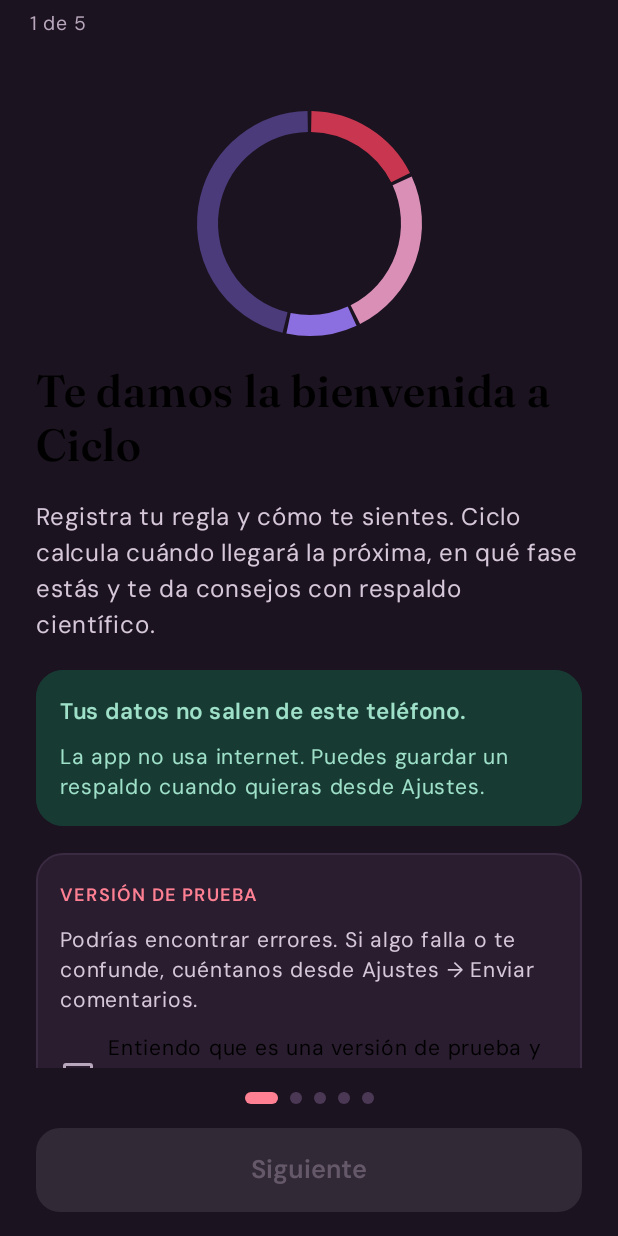
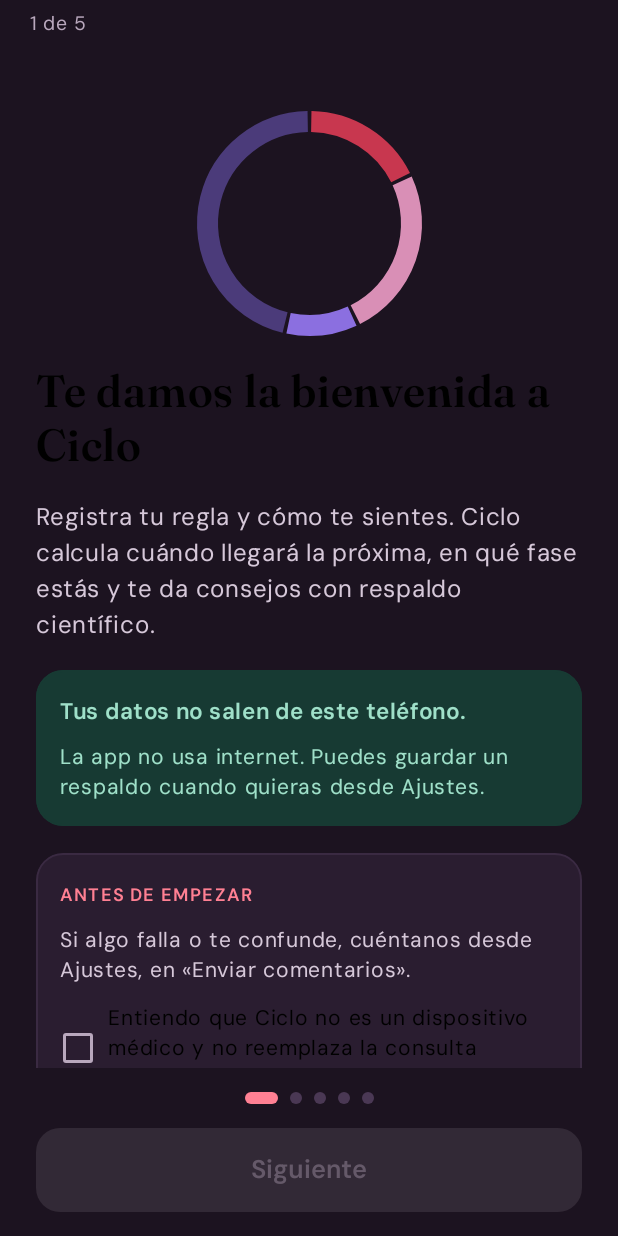
Before and after one commit to lotuslatte/ciclo-app, an Android app built with Jetpack Compose: the screen it shows after launch (MainActivity), on a phone screen of 412 x 824 dp. Run offline under Robolectric (Android 15) with nearby library versions, the phone set to English and light mode, and no system bars; 1 statement that could not run was skipped.

Commit message:
Drop the beta wording for 1.4 and add a dedication

```diff
--- a/app/src/main/java/pe/favio/ciclo/BetaSupport.kt
+++ b/app/src/main/java/pe/favio/ciclo/BetaSupport.kt
@@ -41,7 +41,7 @@ object BetaSupport {
     fun feedbackIntent(): Intent = share(
         "Comentarios sobre Ciclo",
         """
-        Comentarios sobre Ciclo (versión de prueba)
+        Comentarios sobre Ciclo
         $deviceLine
 
         1. ¿Qué te gustó?
--- a/app/src/main/java/pe/favio/ciclo/MainActivity.kt
+++ b/app/src/main/java/pe/favio/ciclo/MainActivity.kt
@@ -1,3 +1,5 @@
+// Para Ara, con amor
+
 package pe.favio.ciclo
 
 import android.os.Bundle
--- a/app/src/main/java/pe/favio/ciclo/ui/AjustesScreen.kt
+++ b/app/src/main/java/pe/favio/ciclo/ui/AjustesScreen.kt
@@ -146,11 +146,11 @@ fun AjustesScreen(
             Text("Sin internet. Tus datos se guardan solo en este teléfono.", color = C.OkText, fontSize = 14.sp, lineHeight = 20.sp)
         }
 
-        Section("Versión de prueba")
+        Section("Comentarios")
         Group {
             Column(Modifier.padding(16.dp), verticalArrangement = Arrangement.spacedBy(10.dp)) {
                 Text(
-                    "Estás usando una versión de prueba. Cuéntanos qué te gusta, qué te confunde o qué falla.",
+                    "Cuéntanos qué te gusta, qué te confunde o qué falla.",
                     color = C.Soft, fontSize = 14.sp, lineHeight = 20.sp,
                 )
                 SecondaryButton("Enviar comentarios", { launch(BetaSupport.feedbackIntent()) }, height = 48.dp)
@@ -273,7 +273,7 @@ fun AjustesScreen(
             Modifier.fillMaxWidth().clip(RoundedCornerShape(14.dp)).background(C.WarnBg).padding(horizontal = 14.dp, vertical = 12.dp),
             color = C.WarnText, fontSize = 13.sp, lineHeight = 19.sp,
         )
-        Text("Ciclo beta · versión ${BuildConfig.VERSION_NAME}", Modifier.fillMaxWidth(), color = C.Muted, fontSize = 12.sp, textAlign = TextAlign.Center)
+        Text("Ciclo · versión ${BuildConfig.VERSION_NAME}", Modifier.fillMaxWidth(), color = C.Muted, fontSize = 12.sp, textAlign = TextAlign.Center)
         TextButton(
             { launch(android.content.Intent(android.content.Intent.ACTION_VIEW, android.net.Uri.parse(AUTHOR_URL))) },
             Modifier.fillMaxWidth(),
--- a/app/src/main/java/pe/favio/ciclo/ui/OnboardingScreen.kt
+++ b/app/src/main/java/pe/favio/ciclo/ui/OnboardingScreen.kt
@@ -95,7 +95,7 @@ fun OnboardingScreen(
     var lastStartKey by rememberSaveable { mutableStateOf<String?>(null) }
     val lastStart = lastStartKey?.let(LocalDate::parse)
     var picking by remember { mutableStateOf(false) }
-    // Beta consent: required once; replaying the guide later starts accepted.
+    // Consent: required once; replaying the guide later starts accepted.
     var accepted by rememberSaveable { mutableStateOf(initial.onboarded) }
 
     BackHandler(enabled = pager.currentPage > 0) {
@@ -225,9 +225,9 @@ private fun ColumnScope.WelcomePage(accepted: Boolean, onAccept: (Boolean) -> Un
         Text("La app no usa internet. Puedes guardar un respaldo cuando quieras desde Ajustes.", color = C.OkText, fontSize = 14.sp, lineHeight = 20.sp)
     }
     CCard {
-        Kicker("Versión de prueba", C.RedText)
+        Kicker("Antes de empezar", C.RedText)
         Text(
-            "Podrías encontrar errores. Si algo falla o te confunde, cuéntanos desde Ajustes → Enviar comentarios.",
+            "Si algo falla o te confunde, cuéntanos desde Ajustes, en «Enviar comentarios».",
             color = C.Soft, fontSize = 14.sp, lineHeight = 20.sp,
         )
         Row(
@@ -241,7 +241,7 @@ private fun ColumnScope.WelcomePage(accepted: Boolean, onAccept: (Boolean) -> Un
             Checkbox(accepted, null, colors = CheckboxDefaults.colors(checkedColor = C.Red, uncheckedColor = C.Muted))
             Spacer(Modifier.width(8.dp))
             Text(
-                "Entiendo que es una versión de prueba y que la app no reemplaza la consulta médica.",
+                "Entiendo que Ciclo no es un dispositivo médico y no reemplaza la consulta médica.",
                 fontSize = 14.sp, lineHeight = 20.sp,
             )
         }
```
Also changed, not shown: 1 other file.
